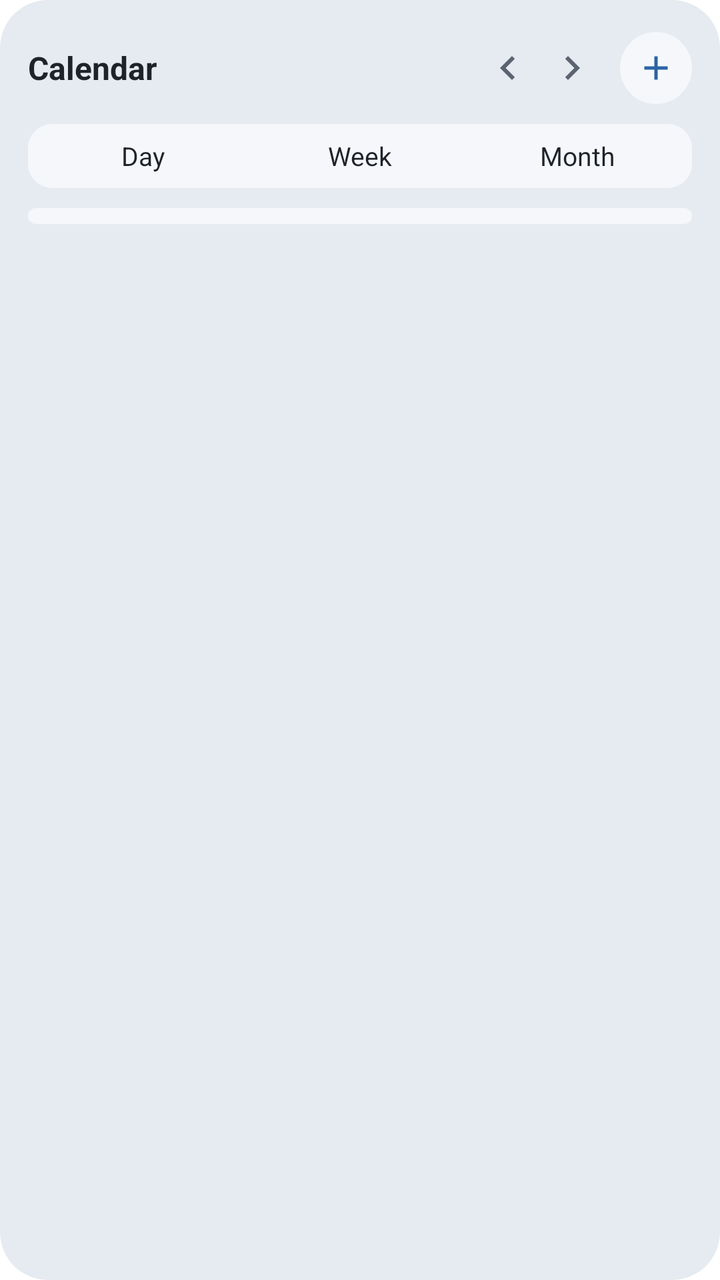
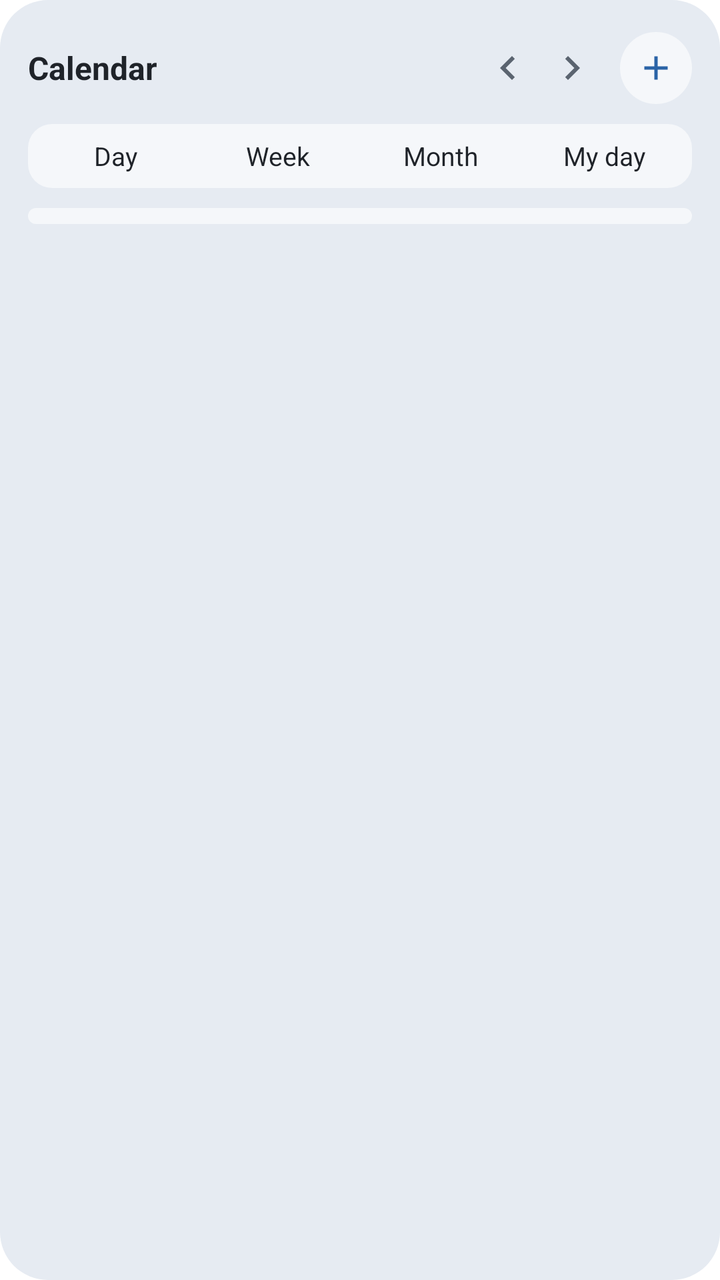

An Android layout rendered at two revisions. The XML below is the earlier revision; the diff shows what the commit changed to produce the second picture.
<!-- AndroidManifest.xml: fallback theme Theme.MaterialComponents.DayNight.NoActionBar -->
<!-- res/layout/widget_calendar.xml -->
<?xml version="1.0" encoding="utf-8"?>
<LinearLayout xmlns:android="http://schemas.android.com/apk/res/android"
    android:id="@+id/cal_root"
    style="@style/WidgetRoot">
    <LinearLayout style="@style/WidgetHeader">
        <LinearLayout
            android:id="@+id/cal_head"
            android:layout_width="0dp"
            android:layout_height="match_parent"
            android:layout_weight="1"
            android:gravity="center_vertical"
            android:orientation="vertical">
            <LinearLayout
                android:layout_width="match_parent"
                android:layout_height="wrap_content"
                android:gravity="center_vertical"
                android:orientation="horizontal">
                <TextView
                    android:id="@+id/cal_title"
                    style="@style/WidgetTitle"
                    android:text="@string/widget_cal_label" />
                <TextView
                    android:id="@+id/cal_badge"
                    android:layout_width="wrap_content"
                    android:layout_height="20dp"
                    android:layout_marginStart="8dp"
                    android:minWidth="20dp"
                    android:gravity="center"
                    android:paddingStart="6dp"
                    android:paddingEnd="6dp"
                    android:background="@drawable/widget_badge_bg"
                    android:textColor="@color/widget_on_accent"
                    android:textSize="11sp"
                    android:textStyle="bold"
                    android:visibility="gone" />
            </LinearLayout>
            <TextView
                android:id="@+id/cal_sub"
                style="@style/WidgetSubtitle"
                android:visibility="gone" />
        </LinearLayout>
        <ImageView
            android:id="@+id/cal_prev"
            style="@style/WidgetNavButton"
            android:src="@drawable/widget_ic_prev"
            android:contentDescription="@string/widget_prev" />
        <ImageView
            android:id="@+id/cal_next"
            style="@style/WidgetNavButton"
            android:src="@drawable/widget_ic_next"
            android:contentDescription="@string/widget_next" />
        <ImageView
            android:id="@+id/cal_action"
            style="@style/WidgetHeadButton"
            android:src="@drawable/widget_ic_add"
            android:contentDescription="@string/widget_cal_add" />
    </LinearLayout>

    <LinearLayout
        android:layout_width="match_parent"
        android:layout_height="32dp"
        android:layout_marginTop="8dp"
        android:orientation="horizontal"
        android:padding="3dp"
        android:background="@drawable/widget_tabs_bg">
        <TextView android:id="@+id/cal_tab0" style="@style/WidgetTab" android:text="@string/widget_cal_day" />
        <TextView android:id="@+id/cal_tab1" style="@style/WidgetTab" android:text="@string/widget_cal_week" />
        <TextView android:id="@+id/cal_tab2" style="@style/WidgetTab" android:text="@string/widget_cal_month" />
    </LinearLayout>

    
    <TextView
        android:id="@+id/cal_join"
        android:layout_width="match_parent"
        android:layout_height="32dp"
        android:layout_marginTop="8dp"
        android:gravity="center_vertical"
        android:background="@drawable/widget_badge_bg"
        android:paddingStart="12dp"
        android:paddingEnd="12dp"
        android:singleLine="true"
        android:ellipsize="end"
        android:textColor="@color/widget_on_accent"
        android:textSize="13sp"
        android:textStyle="bold"
        android:visibility="gone" />

    
    <LinearLayout
        android:id="@+id/cal_strip"
        android:layout_width="match_parent"
        android:layout_height="wrap_content"
        android:layout_marginTop="10dp"
        android:orientation="vertical"
        android:visibility="gone" />

    
    <LinearLayout
        android:id="@+id/cal_month"
        android:layout_width="match_parent"
        android:layout_height="0dp"
        android:layout_weight="1"
        android:layout_marginTop="10dp"
        android:orientation="vertical"
        android:visibility="gone" />

    
    <LinearLayout
        android:id="@+id/cal_month_fixed"
        android:layout_width="match_parent"
        android:layout_height="wrap_content"
        android:layout_marginTop="10dp"
        android:orientation="vertical"
        android:visibility="gone" />

    
    <LinearLayout
        android:id="@+id/cal_list"
        style="@style/WidgetCard" />
</LinearLayout>
<!-- resources referenced by this layout -->
<resources>
  <color name="widget_on_accent">#FFFFFF</color>
  <!-- drawable widget_badge_bg (drawable) -->
  <?xml version="1.0" encoding="utf-8"?>
  <shape xmlns:android="http://schemas.android.com/apk/res/android" android:shape="rectangle">
      <solid android:color="@color/widget_accent" />
      <corners android:radius="10dp" />
  </shape>
  <!-- drawable widget_ic_add (drawable) -->
  <?xml version="1.0" encoding="utf-8"?>
  <vector xmlns:android="http://schemas.android.com/apk/res/android"
      android:width="24dp" android:height="24dp"
      android:viewportWidth="24" android:viewportHeight="24">
      <path
          android:fillColor="@color/widget_accent"
          android:pathData="M19,13h-6v6h-2v-6H5v-2h6V5h2v6h6v2z" />
  </vector>
  <!-- drawable widget_tabs_bg (drawable) -->
  <?xml version="1.0" encoding="utf-8"?>
  <shape xmlns:android="http://schemas.android.com/apk/res/android" android:shape="rectangle">
      <solid android:color="@color/widget_card" />
      <corners android:radius="12dp" />
  </shape>
  <string name="widget_cal_add">New event</string>
  <string name="widget_cal_day">Day</string>
  <string name="widget_cal_label">Calendar</string>
  <string name="widget_cal_month">Month</string>
  <string name="widget_cal_week">Week</string>
  <string name="widget_next">Next</string>
  <string name="widget_prev">Previous</string>
  <style name="WidgetHeadButton">
          <item name="android:layout_width">36dp</item>
          <item name="android:layout_height">36dp</item>
          <item name="android:layout_marginStart">8dp</item>
          <item name="android:padding">8dp</item>
          <item name="android:background">@drawable/widget_btn_bg</item>
      </style>
  <style name="WidgetHeader">
          <item name="android:layout_width">match_parent</item>
          <item name="android:layout_height">40dp</item>
          <item name="android:gravity">center_vertical</item>
          <item name="android:orientation">horizontal</item>
      </style>
  <style name="WidgetNavButton">
          <item name="android:layout_width">32dp</item>
          <item name="android:layout_height">36dp</item>
          <item name="android:paddingTop">6dp</item>
          <item name="android:paddingBottom">6dp</item>
      </style>
  <style name="WidgetRoot">
          <item name="android:layout_width">match_parent</item>
          <item name="android:layout_height">match_parent</item>
          <item name="android:orientation">vertical</item>
          <item name="android:padding">14dp</item>
          <item name="android:background">@drawable/widget_bg</item>
      </style>
  <style name="WidgetSubtitle">
          <item name="android:layout_width">match_parent</item>
          <item name="android:layout_height">wrap_content</item>
          <item name="android:textColor">@color/widget_sub</item>
          <item name="android:textSize">12sp</item>
          <item name="android:singleLine">true</item>
          <item name="android:ellipsize">end</item>
      </style>
  <color name="widget_accent">#2A63A6</color>
  <color name="widget_sub">#5B6470</color>
  <color name="widget_card">#F5F7FA</color>
  <!-- drawable widget_card_bg (drawable) -->
  <?xml version="1.0" encoding="utf-8"?>
  <shape xmlns:android="http://schemas.android.com/apk/res/android" android:shape="rectangle">
      <solid android:color="@color/widget_card" />
      <corners android:radius="16dp" />
  </shape>
  <!-- drawable widget_btn_bg (drawable) -->
  <?xml version="1.0" encoding="utf-8"?>
  <shape xmlns:android="http://schemas.android.com/apk/res/android" android:shape="oval">
      <solid android:color="@color/widget_card" />
  </shape>
  <!-- drawable widget_bg (drawable) -->
  <?xml version="1.0" encoding="utf-8"?>
  <shape xmlns:android="http://schemas.android.com/apk/res/android" android:shape="rectangle">
      <solid android:color="@color/widget_bg" />
      <corners android:radius="24dp" />
  </shape>
  <color name="widget_text">#1F2329</color>
  <color name="widget_bg">#E6EBF2</color>
  <!-- unchanged entries left out for length: 5 -->
</resources>

<!-- the commit's change to res/layout/widget_calendar.xml (unified diff, before → after) -->
@@ -66,6 +66,7 @@
         <TextView android:id="@+id/cal_tab0" style="@style/WidgetTab" android:text="@string/widget_cal_day" />
         <TextView android:id="@+id/cal_tab1" style="@style/WidgetTab" android:text="@string/widget_cal_week" />
         <TextView android:id="@+id/cal_tab2" style="@style/WidgetTab" android:text="@string/widget_cal_month" />
+        <TextView android:id="@+id/cal_tab3" style="@style/WidgetTab" android:text="@string/widget_myday_label" />
     </LinearLayout>
 
     
@@ -115,6 +116,142 @@
 
     
     <LinearLayout
+        android:id="@+id/cal_board"
+        android:visibility="gone"
+        android:layout_width="match_parent"
+        android:layout_height="0dp"
+        android:layout_weight="1"
+        android:layout_marginTop="10dp"
+        android:orientation="horizontal">
+    <LinearLayout
+        android:layout_width="0dp"
+        android:layout_height="match_parent"
+        android:layout_weight="1"
+        android:orientation="vertical"
+        android:paddingStart="10dp"
+        android:paddingEnd="10dp"
+        android:paddingTop="8dp"
+        android:paddingBottom="8dp"
+        android:id="@+id/board_c1"
+        android:background="@drawable/widget_card_bg">
+        <LinearLayout
+            android:layout_width="match_parent"
+            android:layout_height="22dp"
+            android:gravity="center_vertical"
+            android:orientation="horizontal">
+            <TextView
+                android:id="@+id/board_c1_title"
+                android:layout_width="0dp"
+                android:layout_height="wrap_content"
+                android:layout_weight="1"
+                android:singleLine="true"
+                android:ellipsize="end"
+                android:textColor="@color/widget_sub"
+                android:textSize="11sp"
+                android:textStyle="bold"
+                android:letterSpacing="0.06" />
+            <TextView
+                android:id="@+id/board_c1_count"
+                android:layout_width="wrap_content"
+                android:layout_height="wrap_content"
+                android:layout_marginStart="4dp"
+                android:textColor="@color/widget_sub"
+                android:textSize="11sp" />
+        </LinearLayout>
+        <LinearLayout
+            android:id="@+id/board_c1_list"
+            android:layout_width="match_parent"
+            android:layout_height="wrap_content"
+            android:orientation="vertical" />
+    </LinearLayout>
+    <LinearLayout
+        android:layout_width="0dp"
+        android:layout_height="match_parent"
+        android:layout_weight="1"
+        android:layout_marginStart="8dp"
+        android:orientation="vertical"
+        android:paddingStart="10dp"
+        android:paddingEnd="10dp"
+        android:paddingTop="8dp"
+        android:paddingBottom="8dp"
+        android:id="@+id/board_c2"
+        android:background="@drawable/widget_card_bg">
+        <LinearLayout
+            android:layout_width="match_parent"
+            android:layout_height="22dp"
+            android:gravity="center_vertical"
+            android:orientation="horizontal">
+            <TextView
+                android:id="@+id/board_c2_title"
+                android:layout_width="0dp"
+                android:layout_height="wrap_content"
+                android:layout_weight="1"
+                android:singleLine="true"
+                android:ellipsize="end"
+                android:textColor="@color/widget_sub"
+                android:textSize="11sp"
+                android:textStyle="bold"
+                android:letterSpacing="0.06" />
+            <TextView
+                android:id="@+id/board_c2_count"
+                android:layout_width="wrap_content"
+                android:layout_height="wrap_content"
+                android:layout_marginStart="4dp"
+                android:textColor="@color/widget_sub"
+                android:textSize="11sp" />
+        </LinearLayout>
+        <LinearLayout
+            android:id="@+id/board_c2_list"
+            android:layout_width="match_parent"
+            android:layout_height="wrap_content"
+            android:orientation="vertical" />
+    </LinearLayout>
+    <LinearLayout
+        android:layout_width="0dp"
+        android:layout_height="match_parent"
+        android:layout_weight="1"
+        android:layout_marginStart="8dp"
+        android:orientation="vertical"
+        android:paddingStart="10dp"
+        android:paddingEnd="10dp"
+        android:paddingTop="8dp"
+        android:paddingBottom="8dp"
+        android:id="@+id/board_c3"
+        android:background="@drawable/widget_card_bg">
+        <LinearLayout
+            android:layout_width="match_parent"
+            android:layout_height="22dp"
+            android:gravity="center_vertical"
+            android:orientation="horizontal">
+            <TextView
+                android:id="@+id/board_c3_title"
+                android:layout_width="0dp"
+                android:layout_height="wrap_content"
+                android:layout_weight="1"
+                android:singleLine="true"
+                android:ellipsize="end"
+                android:textColor="@color/widget_sub"
+                android:textSize="11sp"
+                android:textStyle="bold"
+                android:letterSpacing="0.06" />
+            <TextView
+                android:id="@+id/board_c3_count"
+                android:layout_width="wrap_content"
+                android:layout_height="wrap_content"
+                android:layout_marginStart="4dp"
+                android:textColor="@color/widget_sub"
+                android:textSize="11sp" />
+        </LinearLayout>
+        <LinearLayout
+            android:id="@+id/board_c3_list"
+            android:layout_width="match_parent"
+            android:layout_height="wrap_content"
+            android:orientation="vertical" />
+    </LinearLayout>
+    </LinearLayout>
+
+    
+    <LinearLayout
         android:id="@+id/cal_list"
         style="@style/WidgetCard" />
 </LinearLayout>
<!-- resource entries referenced after the edit -->
@@ -27,6 +27,7 @@
   <string name="widget_cal_label">Calendar</string>
   <string name="widget_cal_month">Month</string>
   <string name="widget_cal_week">Week</string>
+  <string name="widget_myday_label">My day</string>
   <string name="widget_next">Next</string>
   <string name="widget_prev">Previous</string>
   <style name="WidgetHeadButton">
